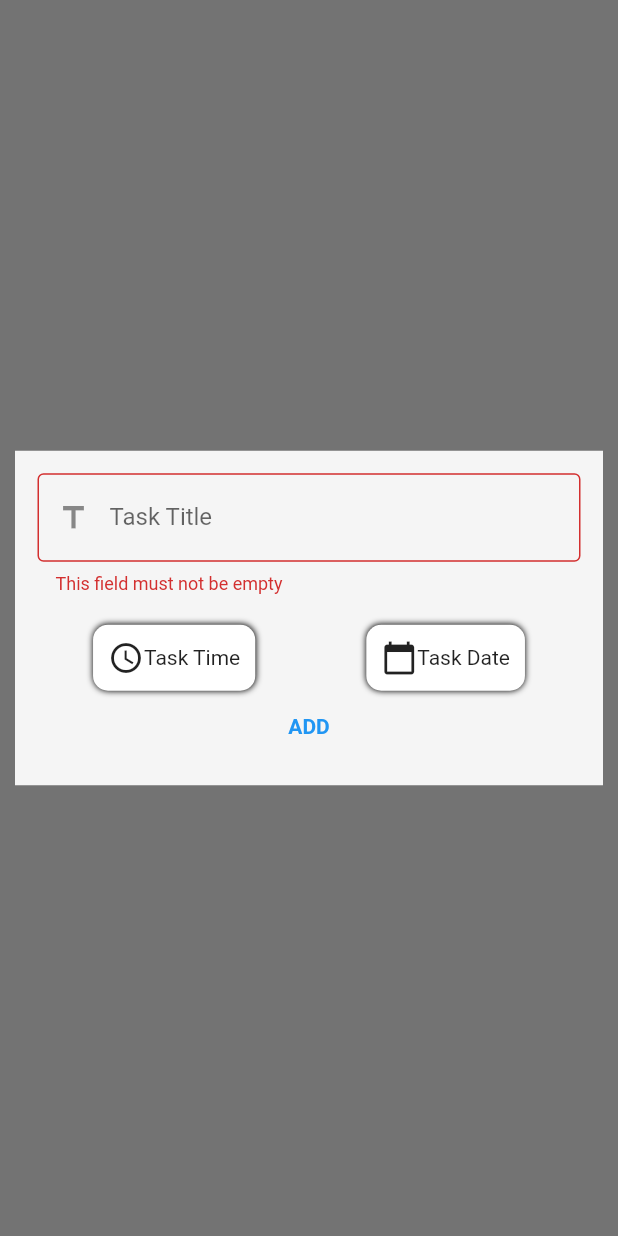
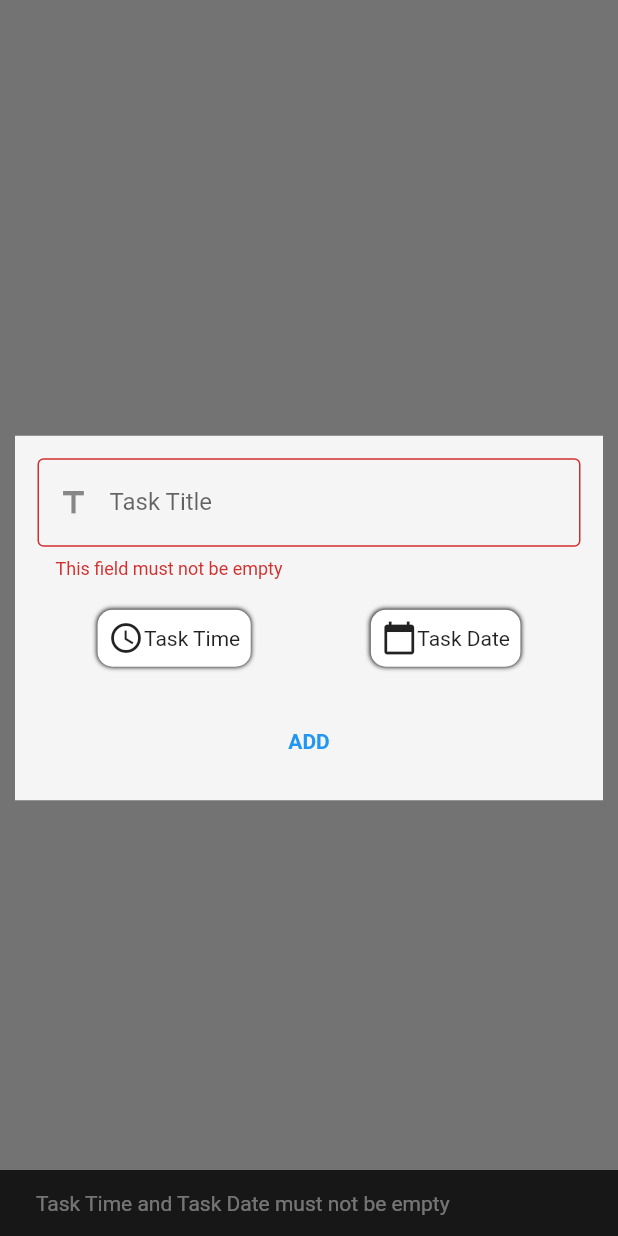
Before and after one commit to MahmoudAlaa22/Tasks, a Flutter app: what defaultShowDialog() shows on an empty page, opened directly, after a tap on "ADD", on a phone screen of 412 x 824 dp. Run offline on Flutter 3.47's test engine with Material 2 defaults, Android fonts, the phone set to English and light mode, and no system bars; our stand-ins replace bloc, flutter_bloc, sqflite; accounts and stored records are empty.

Commit message:
second commit

```diff
--- a/lib/widgets/button_date_or_time.dart
+++ b/lib/widgets/button_date_or_time.dart
@@ -8,14 +8,16 @@ class ButtonDateOrTime extends StatelessWidget {
   const ButtonDateOrTime({@required this.onTap,@required this.iconData,@required this.title});
   @override
   Widget build(BuildContext context) {
-    return GestureDetector(
+    return Padding(
+      padding: const EdgeInsets.only(bottom: 10.0),
+      child: GestureDetector(
         onTap: onTap,
           child: Container(
-          padding: EdgeInsets.all(10),
+            padding: EdgeInsets.all(7),
             decoration: BoxDecoration(
               borderRadius: BorderRadius.circular(10),
               color: Colors.white,
-            boxShadow: [BoxShadow(blurRadius: 3)]
+              boxShadow: [BoxShadow(blurRadius: 2)]
             ),
         child: Row(
           mainAxisSize:MainAxisSize.min ,
@@ -24,6 +26,7 @@ class ButtonDateOrTime extends StatelessWidget {
             Text(title)
           ],
         ),
-    ));
+      )),
+    );
   }
 }
--- a/lib/widgets/show_dialog.dart
+++ b/lib/widgets/show_dialog.dart
@@ -1,25 +1,28 @@
-import 'dart:developer';
 
 import 'package:flutter/foundation.dart';
 import 'package:flutter/material.dart';
 import 'package:flutter_bloc/flutter_bloc.dart';
 import 'package:intl/intl.dart';
 import 'package:notes/controller/bloc/cubit.dart';
+import 'package:notes/controller/bloc/states.dart';
 import 'package:notes/widgets/scale_transition.dart';
 
 import 'button_date_or_time.dart';
 import 'default_text_form_field.dart';
 
 final key = GlobalKey<FormState>();
-
+String time = '';
+String date = '';
 Future defaultShowDialog({@required BuildContext context}) {
   String title = '';
-  String time = '';
-  String date = '';
+  time = '';
+  date = '';
   return showDialog(
       context: context,
       builder: (_) {
-        return WidgetOfScaleTransition(
+        return BlocProvider(
+          create: (_) => AppCubit(),
+          child: WidgetOfScaleTransition(
             child: Padding(
               padding: const EdgeInsets.all(10.0),
               child: Container(
@@ -28,19 +31,76 @@ Future defaultShowDialog({@required BuildContext context}) {
                   padding: const EdgeInsets.all(15.0),
                   child: Form(
                     key: key,
-                  child: Column(
+                    child:
+                    Column(
                       mainAxisSize: MainAxisSize.min,
                       children: [
                         defaultFormField(
                             label: 'Task Title',
                             validate: (String value) {
-                            return validateFun(value: value);
+                              return validateFun(value: value,message: '');
                             },
                             prefix: Icons.title,
                             onChange: (value) {
                               title = value;
                             }),
-                      Row(
+                    BlocBuilder<AppCubit,AppStates>(
+                      builder: (context,state){
+                        return RowHasTaskTimeAndTaskDate();
+                      },
+                    ),
+                        defaultButton(onClick: () async{
+                          onClickADD(title: title,context: context);
+                        }),
+                      ],
+                    ),
+                  ),
+                ),
+              ),
+            ),
+          ),
+        );
+      });
+}
+String validateFun({String value,String message}) {
+  if (value.isEmpty) return '${ message.isEmpty?'This field':message} must not be empty';
+  return null;
+}
+defaultButton({Function onClick}) {
+  return MaterialButton(
+      child: Text(
+        'ADD',
+        style: TextStyle(color: Colors.blue, fontWeight: FontWeight.bold),
+      ),
+      onPressed: onClick);
+}
+void onClickADD({@required BuildContext context,@required String title}){
+  {
+    if (key.currentState.validate() &&
+        time != '' &&
+        date != ''
+    ) {
+      key.currentState.save();
+      AppCubit.get(context).insertToDatabase(
+          title: title,
+          time: time,
+          date: date);
+      Navigator.of(context).pop();
+    }
+    else{
+      ScaffoldMessenger.of(context).showSnackBar(
+          SnackBar(content: Text(validateFun(value: '',message: 'Task Time and Task Date')))
+      );
+    }
+  }
+}
+class RowHasTaskTimeAndTaskDate extends StatelessWidget {
+  @override
+  Widget build(BuildContext context) {
+    return Row(
+      mainAxisAlignment: MainAxisAlignment.spaceAround,
+      children: [
+        Column(
           mainAxisAlignment: MainAxisAlignment.spaceAround,
           children: [
             ButtonDateOrTime(
@@ -52,10 +112,18 @@ Future defaultShowDialog({@required BuildContext context}) {
                   initialTime: TimeOfDay.now(),
                 ).then((value) {
                   time = value.format(context).toString();
-                                log("time is $time");
+                  AppCubit.get(context)
+                      .changeTime(time: value.format(context).toString());
                 });
               },
             ),
+            Text(AppCubit
+                .get(context)
+                .time)
+          ],
+        ),
+        Column(
+          children: [
             ButtonDateOrTime(
               title: 'Task Date',
               iconData: Icons.calendar_today,
@@ -68,43 +136,17 @@ Future defaultShowDialog({@required BuildContext context}) {
                     .then((value) {
                   date =
                       DateFormat.yMMMd().format(value).toString();
-                                log("date is $date");
-                                AppCubit.get(context).changeDate(date: date);
+                  AppCubit.get(context).changeDate(
+                      date: DateFormat.yMMMd().format(value).toString());
                 });
               },
             ),
+            Text(AppCubit
+                .get(context)
+                .date)
           ],
         ),
-                      defaultButton(onClick: () {
-                        if (key.currentState.validate()) {
-                          key.currentState.save();
-                          log("in default button ADD");
-                          log('title is $title time is $time date is $date');
-                          AppCubit.get(context).insertToDatabase(
-                              title: title, time: time, date: date);
-                          Navigator.of(context).pop();
+      ],
+    );
   }
-                      }),
-                    ],
-                  ),
-                ),
-              ),
-            ),
-          ),
-        );
-      });
 }
-
-String validateFun({String value}) {
-  if (value.isEmpty) return 'This field must not be empty';
-  return null;
-}
-
-defaultButton({Function onClick}) {
-  return MaterialButton(
-      child: Text(
-        'ADD',
-        style: TextStyle(color: Colors.blue, fontWeight: FontWeight.bold),
-      ),
-      onPressed: onClick);
-}
```
Lines whose indentation alone changed are shown as unchanged.
